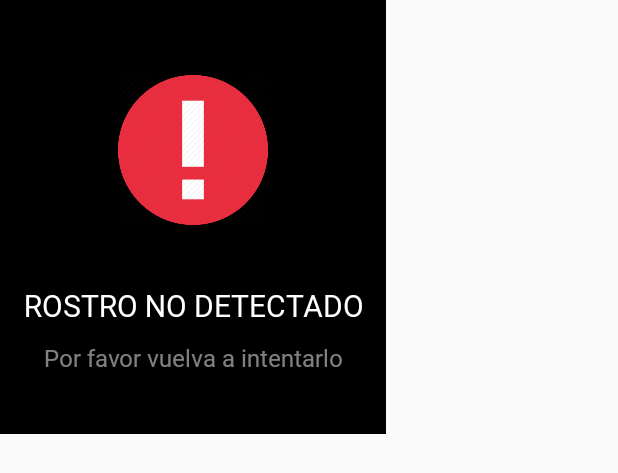
After one commit to brunsantiago/AppControl, an Android app: the layout face_detection_error.xml on its own in the app's theme, with its tools: preview values and no code run, on a phone screen of 412 x 824 dp. The commit adds this screen. Shown: the top 473 px of the screen. Run offline under Robolectric (Android 15) with nearby library versions, the phone set to English and light mode, and no system bars; Roboto replaces fonts that are not available here.

Commit message:
Avisos de errores en el reconocimiento facial

```diff
--- /dev/null
+++ b/app/src/main/res/layout/face_detection_error.xml
@@ -0,0 +1,42 @@
+<?xml version="1.0" encoding="utf-8"?>
+<LinearLayout
+    xmlns:android="http://schemas.android.com/apk/res/android"
+    xmlns:app="http://schemas.android.com/apk/res-auto"
+    android:orientation="vertical"
+    android:gravity="center"
+    android:layout_width="wrap_content"
+    android:layout_height="wrap_content"
+    android:background="@android:color/black">
+
+    <ImageView
+        android:layout_width="100dp"
+        android:layout_height="100dp"
+        android:layout_marginTop="50dp"
+        android:layout_marginBottom="40dp"
+        app:srcCompat="@drawable/danger" />
+
+    <TextView
+        android:layout_width="wrap_content"
+        android:layout_height="wrap_content"
+        android:layout_marginLeft="15dp"
+        android:layout_marginRight="15dp"
+        android:layout_marginBottom="10dp"
+        android:fontFamily="@font/hpsimplified_rg"
+        android:text="ROSTRO NO DETECTADO"
+        android:textAlignment="center"
+        android:textColor="@android:color/white"
+        android:textSize="20dp" />
+
+    <TextView
+        android:layout_width="wrap_content"
+        android:layout_height="wrap_content"
+        android:layout_marginLeft="15dp"
+        android:layout_marginRight="15dp"
+        android:layout_marginBottom="40dp"
+        android:fontFamily="@font/hpsimplified_rg"
+        android:text="Por favor vuelva a intentarlo"
+        android:textAlignment="center"
+        android:textColor="@color/gris"
+        android:textSize="16dp" />
+
+</LinearLayout>
```
Also changed, not shown: app/src/main/java/com/example/sata/myapplication2/AlertDialog/FaceDetectionError.java (added, +30 -0 lines), app/src/main/java/com/example/sata/myapplication2/AlertDialog/FaceRecognitionError.java (added, +30 -0 lines), app/src/main/java/com/example/sata/myapplication2/AlertDialog/FacesDetectionError.java (added, +30 -0 lines), app/src/main/java/com/example/sata/myapplication2/EgresoActivity.java (+24 -3 lines), app/src/main/java/com/example/sata/myapplication2/IngresoActivity.java (+24 -3 lines), app/src/main/res/layout/activity_login.xml (+11 -1 lines), app/src/main/res/layout/activity_registro.xml (+6 -6 lines), app/src/main/res/layout/face_recognition_error.xml (added, +42 -0 lines), app/src/main/res/layout/faces_detection_error.xml (added, +42 -0 lines).
